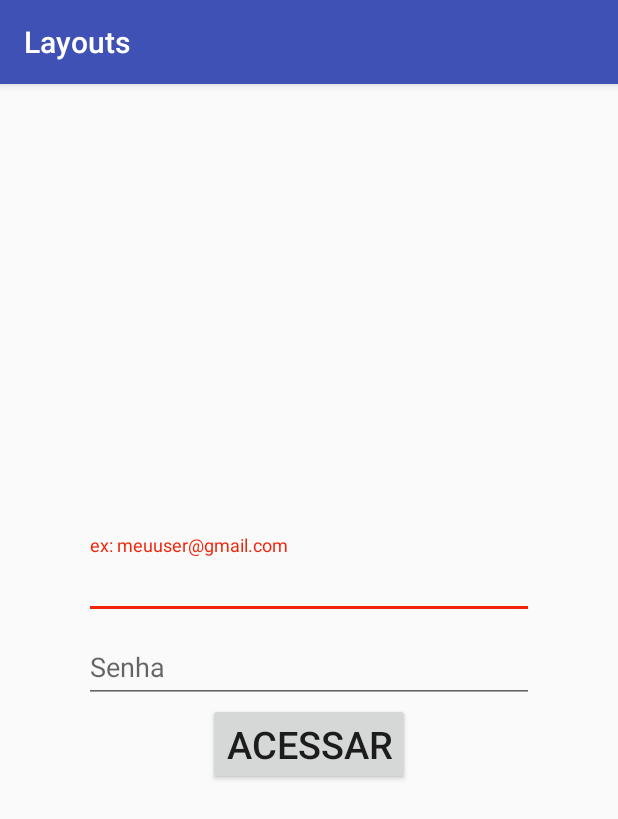
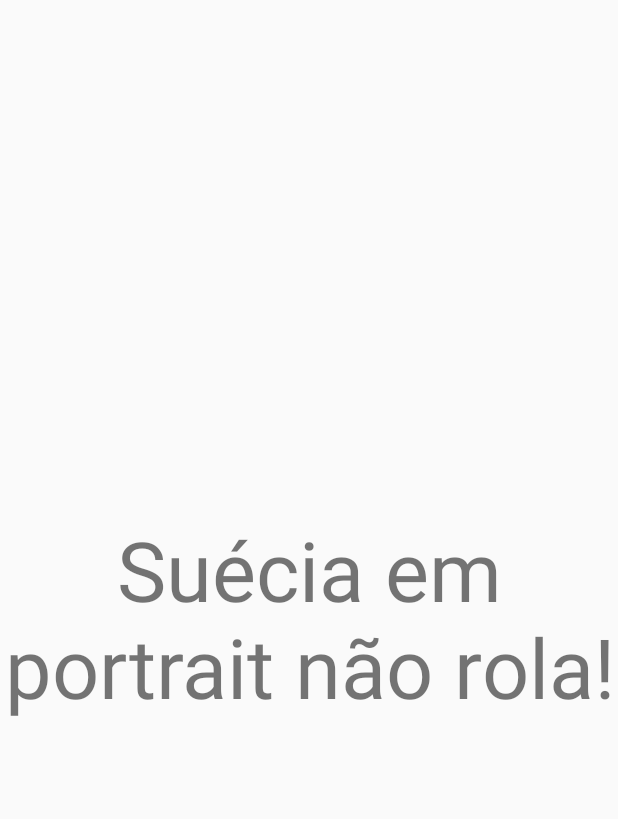
Before and after one commit to CWISoftware/treinamento-android, an Android app: the screen it shows after launch (RelativeActivity before the commit, SwedenActivity after it), after a tap on "Skål", on a phone screen of 412 x 824 dp. Shown: the top 819 px of the screen. Run offline under Robolectric (Android 15) with nearby library versions, the phone set to English and light mode, and no system bars.

Commit message:
feat(Sweden): adicionar layout específico para landscape.

```diff
--- a/dia02/Layouts/app/src/main/AndroidManifest.xml
+++ b/dia02/Layouts/app/src/main/AndroidManifest.xml
@@ -18,8 +18,9 @@
         </activity>
         <activity
             android:name=".BelgiumActivity"
-            android:label="@string/belgium_title"></activity>
-        <activity android:name=".RelativeActivity"></activity>
+            android:label="@string/belgium_title" />
+        <activity android:name=".RelativeActivity" />
+        <activity android:name=".SwedenActivity"></activity>
     </application>
 
 </manifest>
--- a/dia02/Layouts/app/src/main/java/br/com/cwi/cursoandroid/layouts/MainActivity.java
+++ b/dia02/Layouts/app/src/main/java/br/com/cwi/cursoandroid/layouts/MainActivity.java
@@ -23,8 +23,7 @@ public class MainActivity extends AppCompatActivity {
         Intent intent = null;
 
         if (texto.equals(getResources().getString(SUECIA))) {
-            // TODO: viajar para suécia
-            intent = new Intent(this, RelativeActivity.class);
+            intent = new Intent(this, SwedenActivity.class);
         } else if (texto.equals(getResources().getString(BELGICA))) {
             intent = new Intent(this, BelgiumActivity.class);
         }
--- /dev/null
+++ b/dia02/Layouts/app/src/main/java/br/com/cwi/cursoandroid/layouts/SwedenActivity.java
@@ -0,0 +1,14 @@
+package br.com.cwi.cursoandroid.layouts;
+
+import android.app.Activity;
+import android.support.v7.app.AppCompatActivity;
+import android.os.Bundle;
+
+public class SwedenActivity extends Activity {
+
+    @Override
+    protected void onCreate(Bundle savedInstanceState) {
+        super.onCreate(savedInstanceState);
+        setContentView(R.layout.activity_sweden);
+    }
+}
--- /dev/null
+++ b/dia02/Layouts/app/src/main/res/layout-land/activity_sweden.xml
@@ -0,0 +1,64 @@
+<?xml version="1.0" encoding="utf-8"?>
+<LinearLayout xmlns:android="http://schemas.android.com/apk/res/android"
+    xmlns:app="http://schemas.android.com/apk/res-auto"
+    xmlns:tools="http://schemas.android.com/tools"
+    android:layout_width="match_parent"
+    android:layout_height="match_parent"
+    android:background="@color/azul"
+    android:orientation="vertical"
+    tools:context=".SwedenActivity">
+
+    <LinearLayout
+        android:layout_width="match_parent"
+        android:layout_height="0dp"
+        android:layout_weight="1">
+
+        <TextView
+            android:layout_width="0dp"
+            android:layout_height="match_parent"
+            android:layout_weight=".33"/>
+
+        <TextView
+            android:layout_width="0dp"
+            android:layout_height="match_parent"
+            android:background="@color/amarelo_suecia"
+            android:layout_weight=".165"/>
+
+        <TextView
+            android:layout_width="0dp"
+            android:layout_height="match_parent"
+            android:layout_weight="1"/>
+
+    </LinearLayout>
+
+    <LinearLayout
+        android:layout_width="match_parent"
+        android:layout_height="0dp"
+        android:layout_weight=".5"
+        android:background="@color/amarelo_suecia">
+    </LinearLayout>
+
+    <LinearLayout
+        android:layout_width="match_parent"
+        android:layout_height="0dp"
+        android:layout_weight="1">
+
+        <TextView
+            android:layout_width="0dp"
+            android:layout_height="match_parent"
+            android:layout_weight=".33"/>
+
+        <TextView
+            android:layout_width="0dp"
+            android:layout_height="match_parent"
+            android:background="@color/amarelo_suecia"
+            android:layout_weight=".165"/>
+
+        <TextView
+            android:layout_width="0dp"
+            android:layout_height="match_parent"
+            android:layout_weight="1"/>
+
+    </LinearLayout>
+
+</LinearLayout>
--- /dev/null
+++ b/dia02/Layouts/app/src/main/res/layout/activity_sweden.xml
@@ -0,0 +1,17 @@
+<?xml version="1.0" encoding="utf-8"?>
+<LinearLayout xmlns:android="http://schemas.android.com/apk/res/android"
+    xmlns:app="http://schemas.android.com/apk/res-auto"
+    xmlns:tools="http://schemas.android.com/tools"
+    android:layout_width="match_parent"
+    android:layout_height="match_parent"
+    tools:context=".SwedenActivity">
+
+    <TextView
+        android:layout_width="match_parent"
+        android:layout_height="wrap_content"
+        android:layout_gravity="center"
+        android:textAlignment="center"
+        android:textSize="@dimen/fonte_grande"
+        android:text="@string/suecia_portrait"/>
+
+</LinearLayout>
--- a/dia02/Layouts/app/src/main/res/values/colors.xml
+++ b/dia02/Layouts/app/src/main/res/values/colors.xml
@@ -6,4 +6,7 @@
     <color name="preto">#000000</color>
     <color name="amarelo">#FFE936</color>
     <color name="vermelho">#FF0F21</color>
+
+    <color name="azul">#0369a7</color>
+    <color name="amarelo_suecia">#ffcb01</color>
 </resources>
--- a/dia02/Layouts/app/src/main/res/values/dimens.xml
+++ b/dia02/Layouts/app/src/main/res/values/dimens.xml
@@ -1,4 +1,5 @@
 <?xml version="1.0" encoding="utf-8"?>
 <resources>
     <dimen name="texto_pequeno">25sp</dimen>
+    <dimen name="fonte_grande">55sp</dimen>
 </resources>
--- a/dia02/Layouts/app/src/main/res/values/strings.xml
+++ b/dia02/Layouts/app/src/main/res/values/strings.xml
@@ -4,4 +4,5 @@
     <string name="bons_chocolates">Bons chocolates</string>
     <string name="skal">Skål</string>
     <string name="acessar">Acessar</string>
+    <string name="suecia_portrait">Suécia em portrait não rola!</string>
 </resources>
```
